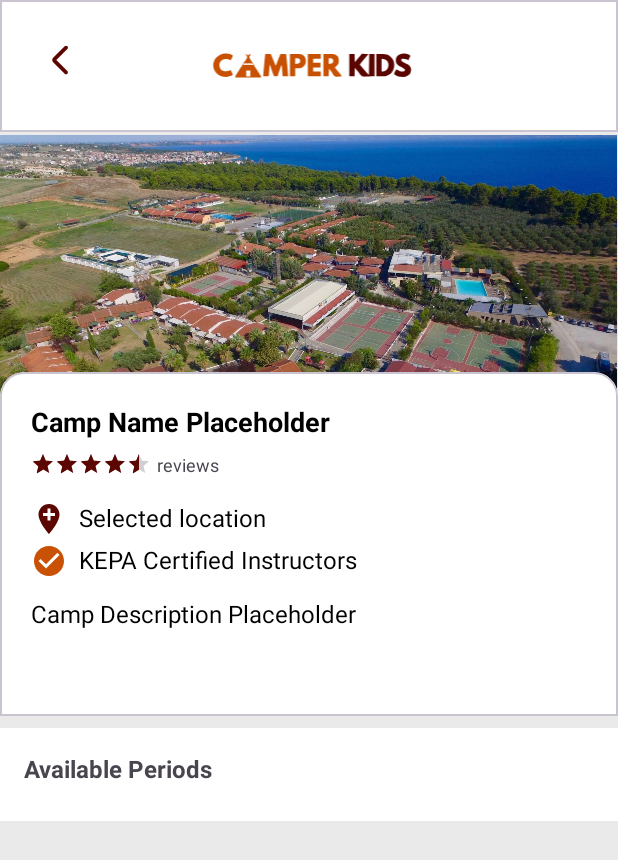
After one commit to aravellalousta/CamperKids, an Android app: the layout activity_camp_details.xml on its own in the app's theme, with its tools: preview values and no code run, on a phone screen of 412 x 824 dp. The commit adds this screen. Shown: the top 860 px of the screen. Run offline under Robolectric (Android 15) with nearby library versions, the phone set to English and light mode, and no system bars.

Commit message:
camp info page WIP

```diff
--- a/app/src/main/AndroidManifest.xml
+++ b/app/src/main/AndroidManifest.xml
@@ -23,6 +23,7 @@
         </activity>
         <activity android:name=".HomepageActivity"/>
         <activity android:name=".SearchResultsActivity"/>
+        <activity android:name=".CampDetailsActivity"/>
 
     </application>
 
--- /dev/null
+++ b/app/src/main/java/com/example/camperkids/CampDetailsActivity.java
@@ -0,0 +1,24 @@
+package com.example.camperkids;
+
+import android.content.Intent;
+import android.os.Bundle;
+
+import androidx.appcompat.app.AppCompatActivity;
+
+import com.example.camperkids.data.entities.Camp;
+
+public class CampDetailsActivity extends AppCompatActivity {
+
+    @Override
+    protected void onCreate(Bundle savedInstanceState){
+        super.onCreate(savedInstanceState);
+
+        Intent intent = getIntent();
+        Camp camp = (Camp) getIntent().getSerializableExtra("camp");
+
+        int periodId = intent.getIntExtra("periodId", -1);
+        int teenCount = intent.getIntExtra("teenCount", 0);
+        int childCount = intent.getIntExtra("childCount", 0);
+        int toddCount = intent.getIntExtra("toddCount", 0);
+    }
+}
--- a/app/src/main/java/com/example/camperkids/SearchResultsActivity.java
+++ b/app/src/main/java/com/example/camperkids/SearchResultsActivity.java
@@ -130,6 +130,23 @@ public class SearchResultsActivity extends AppCompatActivity {
 
                         // Add card to the view
                         container.addView(card);
+
+                        // Start new activity when clicking on the card
+                        card.setOnClickListener(v -> {
+                            Intent intent = new Intent(SearchResultsActivity.this, CampDetailsActivity.class);
+
+                            // Pass camp object
+                            intent.putExtra("camp", camp);
+
+                            // Pass user selections
+                            intent.putExtra("periodId", periodId);
+                            intent.putExtra("teenCount", teenCount);
+                            intent.putExtra("childCount", childCount);
+                            intent.putExtra("toddCount", toddCount);
+
+                            startActivity(intent);
+                        });
+
                     });
                 }
             }
--- a/app/src/main/java/com/example/camperkids/data/entities/Camp.java
+++ b/app/src/main/java/com/example/camperkids/data/entities/Camp.java
@@ -4,6 +4,8 @@ import androidx.room.Entity;
 import androidx.room.ForeignKey;
 import androidx.room.PrimaryKey;
 import androidx.room.ColumnInfo;
+
+import java.io.Serializable;
 
 @Entity(
         tableName = "camps",
@@ -13,7 +15,7 @@ import androidx.room.ColumnInfo;
                 childColumns = "region_id"
         )
 )
-public class Camp {
+public class Camp implements Serializable {
     @PrimaryKey
     public Integer id;
 
--- /dev/null
+++ b/app/src/main/res/drawable/check.xml
@@ -0,0 +1,5 @@
+<vector xmlns:android="http://schemas.android.com/apk/res/android" android:height="24dp" android:tint="#C85103" android:viewportHeight="24" android:viewportWidth="24" android:width="24dp">
+
+    <path android:fillColor="@android:color/white" android:pathData="M12,2C6.48,2 2,6.48 2,12s4.48,10 10,10 10,-4.48 10,-10S17.52,2 12,2zM10,17l-5,-5 1.41,-1.41L10,14.17l7.59,-7.59L19,8l-9,9z"/>
+
+</vector>
--- /dev/null
+++ b/app/src/main/res/layout/activity_camp_details.xml
@@ -0,0 +1,177 @@
+<?xml version="1.0" encoding="utf-8"?>
+<androidx.constraintlayout.widget.ConstraintLayout
+    xmlns:android="http://schemas.android.com/apk/res/android"
+    xmlns:app="http://schemas.android.com/apk/res-auto"
+    xmlns:tools="http://schemas.android.com/tools"
+    android:layout_width="match_parent"
+    android:layout_height="match_parent"
+    android:background="@color/color_background">
+
+    <com.google.android.material.card.MaterialCardView
+        android:id="@+id/cardContainer"
+        android:layout_width="0dp"
+        android:layout_height="wrap_content"
+        app:cardBackgroundColor="@android:color/white"
+        app:cardCornerRadius="0dp"
+        app:layout_constraintEnd_toEndOf="parent"
+        app:layout_constraintStart_toStartOf="parent"
+        app:layout_constraintTop_toTopOf="parent">
+
+        <androidx.constraintlayout.widget.ConstraintLayout
+            android:layout_width="match_parent"
+            android:layout_height="wrap_content"
+            android:padding="16dp">
+
+            <!-- Toolbar -->
+            <ImageButton
+                android:id="@+id/backButton"
+                android:layout_width="48dp"
+                android:layout_height="48dp"
+                android:background="?attr/selectableItemBackgroundBorderless"
+                android:contentDescription="@string/back_button_desc"
+                android:src="@drawable/arrow_back"
+                app:layout_constraintStart_toStartOf="parent"
+                app:layout_constraintTop_toTopOf="parent" />
+
+            <ImageView
+                android:id="@+id/logoToolbar"
+                android:layout_width="wrap_content"
+                android:layout_height="56dp"
+                android:src="@drawable/logo_toolbar"
+                app:layout_constraintEnd_toEndOf="parent"
+                app:layout_constraintHorizontal_bias="1.0"
+                app:layout_constraintStart_toEndOf="@id/backButton"
+                app:layout_constraintTop_toTopOf="parent" />
+        </androidx.constraintlayout.widget.ConstraintLayout>
+    </com.google.android.material.card.MaterialCardView>
+
+    <ImageView
+        android:id="@+id/camp_image"
+        android:layout_width="411dp"
+        android:layout_height="192dp"
+        app:layout_constraintStart_toStartOf="parent"
+        app:layout_constraintTop_toBottomOf="@+id/cardContainer"
+        app:srcCompat="@drawable/skouras_out" />
+
+
+    <com.google.android.material.card.MaterialCardView
+        android:id="@+id/infoCard"
+        android:layout_width="0dp"
+        android:layout_height="wrap_content"
+        android:layout_marginTop="-32dp"
+        app:shapeAppearance="@style/TopCornersRoundedCard"
+        app:cardBackgroundColor="@color/color_surface"
+        app:layout_constraintTop_toBottomOf="@id/camp_image"
+        app:layout_constraintStart_toStartOf="parent"
+        app:layout_constraintEnd_toEndOf="parent">
+
+        <LinearLayout
+            android:layout_width="match_parent"
+            android:layout_height="220dp"
+            android:orientation="vertical"
+            android:padding="16dp">
+
+            <TextView
+                android:id="@+id/tvCampTitle"
+                android:layout_width="wrap_content"
+                android:layout_height="wrap_content"
+                android:text="@string/camp_name_placeholder"
+                android:textColor="@color/color_on_surface"
+                android:textSize="18sp"
+                android:textStyle="bold" />
+
+            <!-- Reviews -->
+            <LinearLayout
+                android:layout_width="wrap_content"
+                android:layout_height="wrap_content"
+                android:layout_marginTop="8dp"
+                android:layout_marginBottom="16dp"
+                android:gravity="center_vertical"
+                android:orientation="horizontal">
+
+                <RatingBar
+                    android:id="@+id/ratingBar"
+                    style="?android:attr/ratingBarStyleSmall"
+                    android:layout_width="wrap_content"
+                    android:layout_height="wrap_content"
+                    android:isIndicator="true"
+                    android:numStars="5"
+                    android:rating="4.5"
+                    android:stepSize="0.5" />
+
+                <TextView
+                    android:id="@+id/tvReviewCount"
+                    android:layout_width="wrap_content"
+                    android:layout_height="wrap_content"
+                    android:paddingStart="4dp"
+                    android:text="@string/reviews_amount"
+                    android:textSize="12sp" />
+            </LinearLayout>
+
+            <TextView
+                android:id="@+id/tvLocation"
+                android:layout_width="wrap_content"
+                android:layout_height="wrap_content"
+                android:layout_marginBottom="4dp"
+                android:drawablePadding="8dp"
+                android:text="@string/selected_location"
+                android:textColor="@color/color_on_surface"
+                android:textSize="16sp"
+                app:drawableStartCompat="@drawable/location_icon" />
+
+            <TextView
+                android:id="@+id/kepa_certified"
+                android:layout_width="wrap_content"
+                android:layout_height="wrap_content"
+                android:layout_marginBottom="4dp"
+                android:drawablePadding="8dp"
+                android:text="@string/kepa_certified_instructors"
+                android:textColor="@color/color_on_surface"
+                android:textSize="16sp"
+                app:drawableStartCompat="@drawable/check" />
+
+            <TextView
+                android:id="@+id/tvCampDesc"
+                android:layout_width="wrap_content"
+                android:layout_height="wrap_content"
+                android:layout_marginTop="8dp"
+                android:text="@string/camp_description_placeholder"
+                android:textColor="@color/color_on_surface"
+                android:textSize="16sp" />
+
+        </LinearLayout>
+    </com.google.android.material.card.MaterialCardView>
+
+    <ScrollView
+        android:id="@+id/scrollContent"
+        android:layout_width="0dp"
+        android:layout_height="wrap_content"
+        android:layout_marginTop="8dp"
+        android:fillViewport="true"
+        app:layout_constraintTop_toBottomOf="@id/infoCard"
+        app:layout_constraintStart_toStartOf="parent"
+        app:layout_constraintEnd_toEndOf="parent">
+
+    <LinearLayout
+        android:orientation="vertical"
+        android:layout_width="match_parent"
+        android:layout_height="wrap_content"
+        android:padding="16dp"
+        android:background="@color/color_surface">
+
+    <!-- Available Periods -->
+    <TextView
+        android:id="@+id/tvAvailablePeriods"
+        android:layout_width="wrap_content"
+        android:layout_height="wrap_content"
+        android:text="@string/available_periods"
+        android:textStyle="bold"
+        android:textSize="16sp"
+        android:layout_marginBottom="8dp" />
+
+    </LinearLayout>
+    </ScrollView>
+
+
+
+</androidx.constraintlayout.widget.ConstraintLayout>
--- a/app/src/main/res/values/strings.xml
+++ b/app/src/main/res/values/strings.xml
@@ -17,4 +17,7 @@
     <string name="selected_visitors">Selected visitors</string>
     <string name="filter">Filter</string>
     <string name="sorting">Sorting</string>
+    <string name="camp_name_placeholder">Camp Name Placeholder</string>
+    <string name="camp_description_placeholder">Camp Description Placeholder</string>
+    <string name="available_periods">Available Periods</string>
 </resources>
--- a/app/src/main/res/values/styles.xml
+++ b/app/src/main/res/values/styles.xml
@@ -20,4 +20,12 @@
         <item name="android:paddingBottom">0dp</item>
 
     </style>
+
+    <style name="TopCornersRoundedCard" parent="ShapeAppearance.Material3.MediumComponent">
+        <item name="cornerSizeTopLeft">16dp</item>
+        <item name="cornerSizeTopRight">16dp</item>
+        <item name="cornerSizeBottomLeft">0dp</item>
+        <item name="cornerSizeBottomRight">0dp</item>
+    </style>
+
 </resources>
```
Also changed, not shown: app/src/main/res/drawable/skouras_out.jpg (added).
